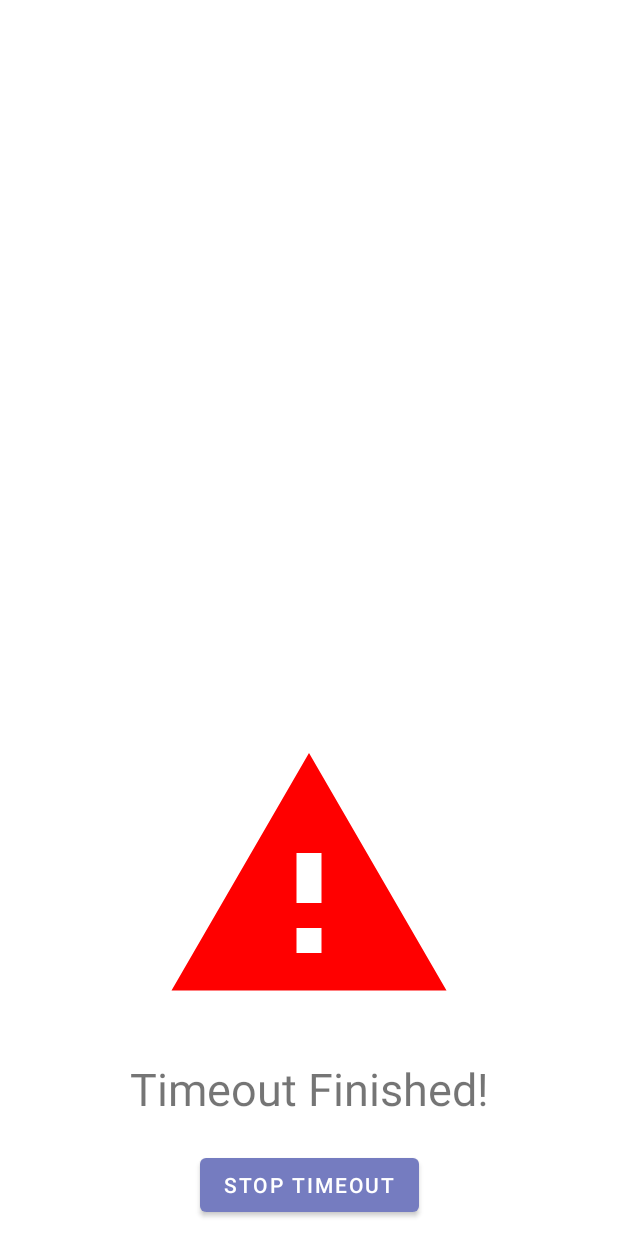
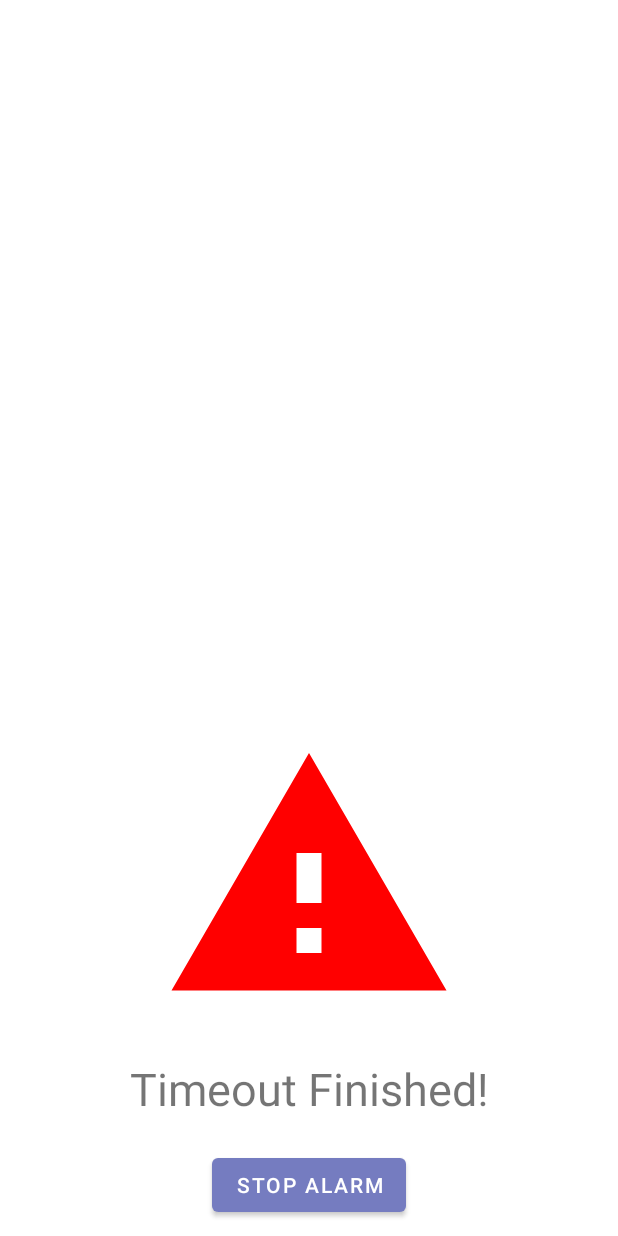
Before and after one commit to jerrydengz/Parently, an Android app: the layout timeout_finished_notification_layout.xml on its own in the app's theme, with its tools: preview values and no code run, on a phone screen of 412 x 824 dp. Run offline under Robolectric (Android 15) with nearby library versions, the phone set to English and light mode, and no system bars.

Commit message:
Merge remote-tracking branch 'origin/master' into 10-timer-able-to-close-app-and-send-notification-when-timer-ends
Refactor naming of stop alarm button and fix a bug of app crashing when timeout finishes outside of activity by using FLAG_ACTIVITY_NEW_TASK

```diff
--- a/app/src/main/java/cmpt276/phosphorus/childapp/timeout/TimeoutActivity.java
+++ b/app/src/main/java/cmpt276/phosphorus/childapp/timeout/TimeoutActivity.java
@@ -1,6 +1,4 @@
 package cmpt276.phosphorus.childapp.timeout;
-
-package cmpt276.phosphorus.childapp;
 
 import android.app.AlertDialog;
 import android.app.NotificationManager;
--- a/app/src/main/java/cmpt276/phosphorus/childapp/timeout/utils/TimeoutNotificationService.java
+++ b/app/src/main/java/cmpt276/phosphorus/childapp/timeout/utils/TimeoutNotificationService.java
@@ -126,6 +126,7 @@ public class TimeoutNotificationService extends Service {
         }
 
         Intent endIntent = new Intent(this, TimeoutActivity.class);
+        endIntent.setFlags(Intent.FLAG_ACTIVITY_NEW_TASK | Intent.FLAG_ACTIVITY_CLEAR_TASK);
 
         editor.putLong(TimeoutPrefConst.END_TIME, endTime);
         cdTimer = new CountDownTimer(timeLeft, COUNT_DOWN_INTERVAL) {
--- a/app/src/main/res/values/strings.xml
+++ b/app/src/main/res/values/strings.xml
@@ -32,7 +32,7 @@
     <string name="child_configure_edit_title">Editing</string>
     <string name="child_configure_create_title">Creating</string>
     <string name="timeout_finished">Timeout Finished!</string>
-    <string name="stop_timeout">Stop Timeout</string>
+    <string name="stop_timeout">Stop Alarm</string>
     <string name="alarm_icon">Alarm Warning Icon</string>
     <string name="timer_notification_service_channel">Timer Notification Service Channel</string>
     <string name="timeout_notification_channel_desc">Timer is running notification</string>
```
Also changed, not shown: app/src/main/java/cmpt276/phosphorus/childapp/timeout/TimeoutMessageFragment.java (deleted).
